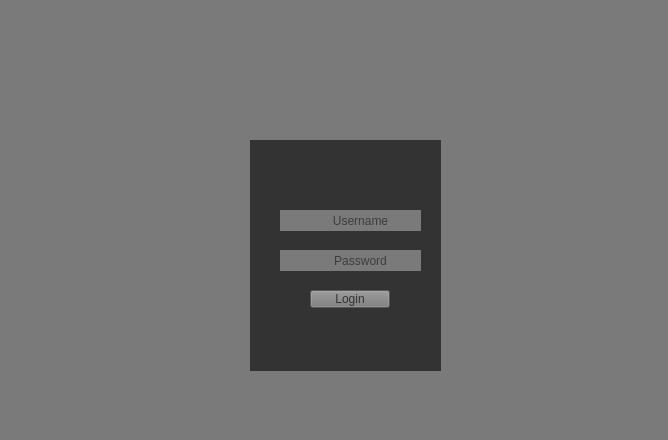
BigyaDhungana/Bhitti_v2, file Bhitti/login.ui: the form before one commit.
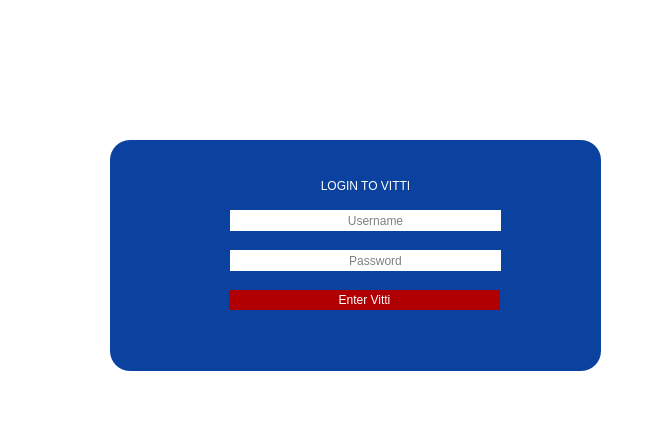
The form after the commit. Icons and pictures are not drawn.

What changed in the file:
```diff
--- a/Bhitti/login.ui
+++ b/Bhitti/login.ui
@@ -17,20 +17,21 @@
    <enum>Qt::RightToLeft</enum>
   </property>
   <property name="styleSheet">
-   <string notr="true">background-color: rgb(122, 122, 122);</string>
+   <string notr="true">background-color: rgb(255, 255, 255);</string>
   </property>
   <widget class="QWidget" name="centralwidget">
    <widget class="QLabel" name="label">
     <property name="geometry">
      <rect>
-      <x>250</x>
+      <x>110</x>
       <y>140</y>
-      <width>191</width>
+      <width>491</width>
       <height>231</height>
      </rect>
     </property>
     <property name="styleSheet">
-     <string notr="true">background-color: rgb(51, 51, 51);</string>
+     <string notr="true">background-color: rgb(11, 66, 160);
+border-radius:  20px;</string>
     </property>
     <property name="text">
      <string/>
@@ -39,10 +40,10 @@
    <widget class="QLabel" name="Logo">
     <property name="geometry">
      <rect>
-      <x>260</x>
-      <y>30</y>
-      <width>171</width>
-      <height>101</height>
+      <x>230</x>
+      <y>10</y>
+      <width>251</width>
+      <height>121</height>
      </rect>
     </property>
     <property name="styleSheet">
@@ -67,15 +68,19 @@
     </property>
     <property name="geometry">
      <rect>
-      <x>300</x>
+      <x>250</x>
       <y>210</y>
-      <width>121</width>
+      <width>251</width>
       <height>21</height>
      </rect>
     </property>
     <property name="layoutDirection">
      <enum>Qt::RightToLeft</enum>
     </property>
+    <property name="styleSheet">
+     <string notr="true">border-bottom-right-radius: 20px;
+border-top-right-radius: 20px;</string>
+    </property>
     <property name="frame">
      <bool>false</bool>
     </property>
@@ -89,9 +94,9 @@
    <widget class="QLineEdit" name="Passwrd">
     <property name="geometry">
      <rect>
-      <x>300</x>
+      <x>250</x>
       <y>250</y>
-      <width>121</width>
+      <width>251</width>
       <height>21</height>
      </rect>
     </property>
@@ -114,14 +119,14 @@
    <widget class="QLabel" name="label_2">
     <property name="geometry">
      <rect>
-      <x>280</x>
+      <x>230</x>
       <y>210</y>
       <width>21</width>
       <height>21</height>
      </rect>
     </property>
     <property name="styleSheet">
-     <string notr="true">background-color: rgb(122, 122, 122);</string>
+     <string notr="true">background-color: rgb(255, 255, 255);</string>
     </property>
     <property name="text">
      <string/>
@@ -136,14 +141,14 @@
    <widget class="QLabel" name="label_3">
     <property name="geometry">
      <rect>
-      <x>280</x>
+      <x>230</x>
       <y>250</y>
       <width>21</width>
       <height>21</height>
      </rect>
     </property>
     <property name="styleSheet">
-     <string notr="true">background-color: rgb(122, 122, 122);</string>
+     <string notr="true">background-color: rgb(255, 255, 255);</string>
     </property>
     <property name="text">
      <string/>
@@ -158,21 +163,45 @@
    <widget class="QPushButton" name="pushButton">
     <property name="geometry">
      <rect>
-      <x>310</x>
+      <x>229</x>
       <y>290</y>
-      <width>80</width>
-      <height>18</height>
+      <width>271</width>
+      <height>20</height>
      </rect>
     </property>
     <property name="cursor">
      <cursorShape>PointingHandCursor</cursorShape>
     </property>
     <property name="styleSheet">
-     <string notr="true">color: rgb(51, 51, 51);
-background-color: rgb(122, 122, 122);</string>
+     <string notr="true">color: rgb(255, 255, 255);
+background-color: rgb(177, 0, 3);
+border-radius:  100px;
+border-color: rgb(156, 156, 255);
+font: 900 9pt &quot;Segoe UI Black&quot;;</string>
     </property>
     <property name="text">
-     <string>Login</string>
+     <string>Enter Vitti</string>
+    </property>
+   </widget>
+   <widget class="QLabel" name="label_4">
+    <property name="geometry">
+     <rect>
+      <x>230</x>
+      <y>170</y>
+      <width>271</width>
+      <height>31</height>
+     </rect>
+    </property>
+    <property name="styleSheet">
+     <string notr="true">background-color: rgb(11, 66, 160);
+color: rgb(255, 255, 255);
+font: 16pt &quot;Segoe UI&quot;;</string>
+    </property>
+    <property name="text">
+     <string>LOGIN TO VITTI</string>
+    </property>
+    <property name="alignment">
+     <set>Qt::AlignCenter</set>
     </property>
    </widget>
   </widget>
```
Left out of the diff: 2 changed lines with no effect on the pictures.
